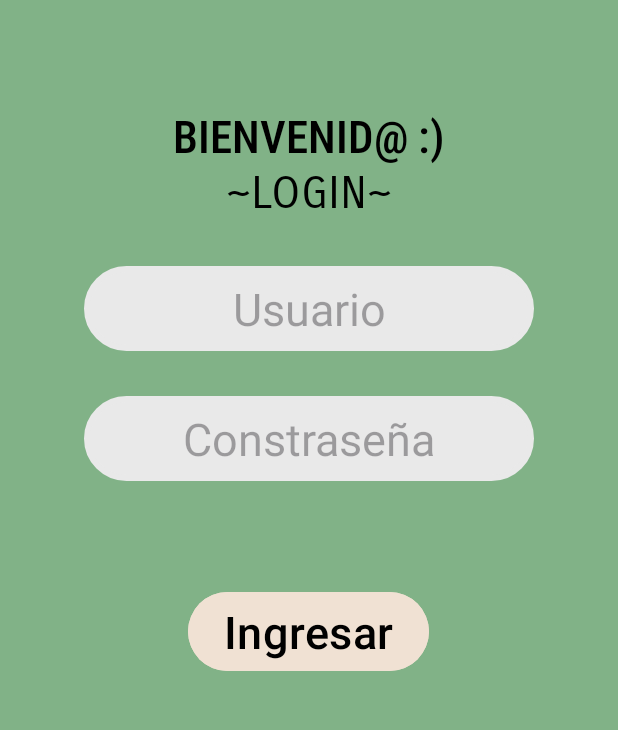
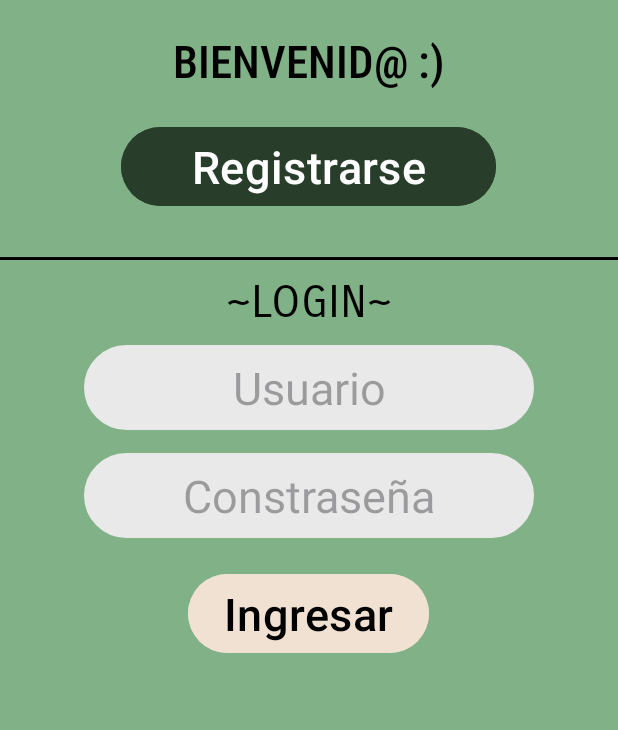
Before and after one commit to Meresty/PF_inter, an Android app: the Inicio screen opened directly, with no data from a screen before it, on a phone screen of 412 x 824 dp, the part 330-1060 px from its top. Run offline under Robolectric (Android 15) with nearby library versions, the phone set to English and light mode, and no system bars.

Commit message:
xml de Registro 1.2

```diff
--- a/app/src/main/res/layout/activity_inicio.xml
+++ b/app/src/main/res/layout/activity_inicio.xml
@@ -28,8 +28,29 @@
         android:layout_gravity="center"
         android:textColor="@color/black"
         android:fontFamily="sans-serif-condensed-medium"
-        android:layout_marginTop="70dp"
+        android:layout_marginTop="20dp"
         />
+
+
+    <Button
+        android:id="@+id/btnRegistro"
+        android:layout_width="250dp"
+        android:layout_height="wrap_content"
+        android:text="@string/registrarse"
+        android:textSize="30sp"
+        android:textColor="@color/white"
+        android:backgroundTint="@color/verdeF"
+        android:layout_gravity="center"
+        android:layout_marginTop="20dp"
+        android:layout_marginBottom="30dp"
+
+        />
+
+    <TextView
+        android:layout_width="match_parent"
+        android:layout_height="2dp"
+        android:background="@color/black"/>
+
 
     <TextView
         android:layout_width="wrap_content"
@@ -39,22 +60,23 @@
         android:layout_gravity="center"
         android:textColor="@color/black"
         android:fontFamily="sans-serif-smallcaps"
-        />
-        <EditText
-            android:id="@+id/ET_user"
-            android:layout_width="300dp"
-            android:layout_height="wrap_content"
-            android:hint="@string/usuario"
-            android:textSize="30sp"
-            android:background="@drawable/fondo_redondeado"
-            android:layout_gravity="center"
-            android:layout_marginTop="30dp"
-            android:textColor="@color/black"
-            android:textAlignment="center"
+        android:layout_marginTop="10dp"
         />
 
     <EditText
-            android:id="@+id/ET_pwd"
+        android:id="@+id/etUsuario"
+        android:layout_width="300dp"
+        android:layout_height="wrap_content"
+        android:layout_gravity="center"
+        android:layout_marginTop="10dp"
+        android:background="@drawable/fondo_redondeado"
+        android:hint="@string/usuario"
+        android:textAlignment="center"
+        android:textColor="@color/black"
+        android:textSize="30sp" />
+
+    <EditText
+        android:id="@+id/etContraseña"
         android:layout_width="300dp"
         android:layout_height="wrap_content"
         android:inputType="numberPassword"
@@ -62,13 +84,13 @@
         android:textSize="30sp"
         android:background="@drawable/fondo_redondeado"
         android:layout_gravity="center"
-            android:layout_marginTop="30dp"
+        android:layout_marginTop="15dp"
         android:textColor="@color/black"
         android:textAlignment="center"
         />
 
     <Button
-            android:id="@+id/btn_inicio"
+        android:id="@+id/btnLogin"
         android:layout_width="wrap_content"
         android:layout_height="wrap_content"
         android:text="@string/ingresar"
@@ -76,8 +98,18 @@
         android:textColor="@color/black"
         android:backgroundTint="@color/beige"
         android:layout_gravity="center"
-            android:layout_marginTop="70dp"
+        android:layout_marginTop="20dp"
         />
 
+    <TextView
+        android:id="@+id/tvResultado"
+        android:layout_width="match_parent"
+        android:layout_height="wrap_content"
+        android:text=""
+        android:paddingTop="16dp"
+        android:textSize="25sp"
+        android:textColor="@color/white"
+        android:layout_marginTop="10dp"
+        />
 
 </LinearLayout>
--- a/app/src/main/res/values/strings.xml
+++ b/app/src/main/res/values/strings.xml
@@ -28,5 +28,6 @@
     <string name="anterior">◀</string>
     <string name="siguiente">▶</string>
     <string name="selecciona_la_nota_que_quieras_eliminar">Selecciona la nota que quieras eliminar</string>
+    <string name="registrarse">Registrarse</string>
 
 </resources>
```
Lines whose indentation alone changed are shown as unchanged.
